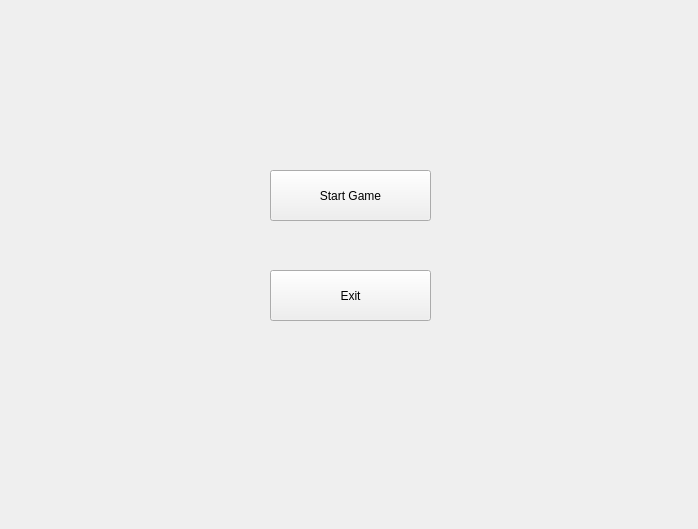
newbeeyhy/myGame, file src/startmenu.ui: the form before one commit.
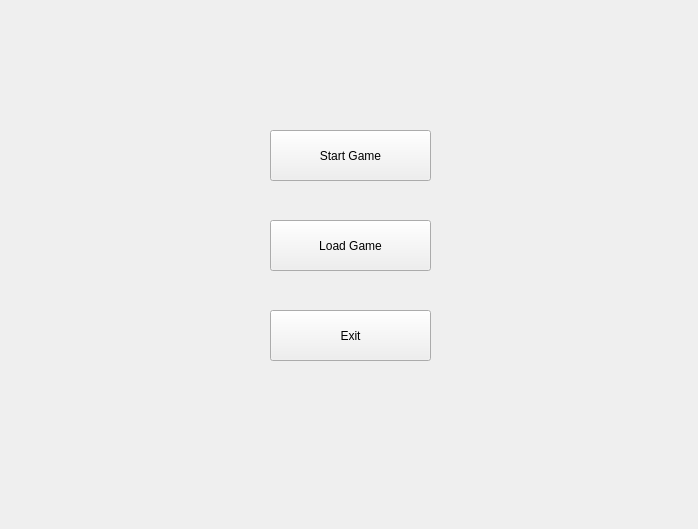
The form after the commit. Icons and pictures are not drawn.

```diff
--- a/src/startmenu.ui
+++ b/src/startmenu.ui
@@ -21,7 +21,7 @@
    <property name="geometry">
     <rect>
      <x>270</x>
-     <y>170</y>
+     <y>130</y>
      <width>161</width>
      <height>51</height>
     </rect>
@@ -34,7 +34,7 @@
    <property name="geometry">
     <rect>
      <x>270</x>
-     <y>270</y>
+     <y>310</y>
      <width>161</width>
      <height>51</height>
     </rect>
@@ -43,6 +43,19 @@
     <string>Exit</string>
    </property>
   </widget>
+  <widget class="QPushButton" name="pushButtonLoadGame">
+   <property name="geometry">
+    <rect>
+     <x>270</x>
+     <y>220</y>
+     <width>161</width>
+     <height>51</height>
+    </rect>
+   </property>
+   <property name="text">
+    <string>Load Game</string>
+   </property>
+  </widget>
  </widget>
  <layoutdefault spacing="6" margin="11"/>
  <resources>
```
